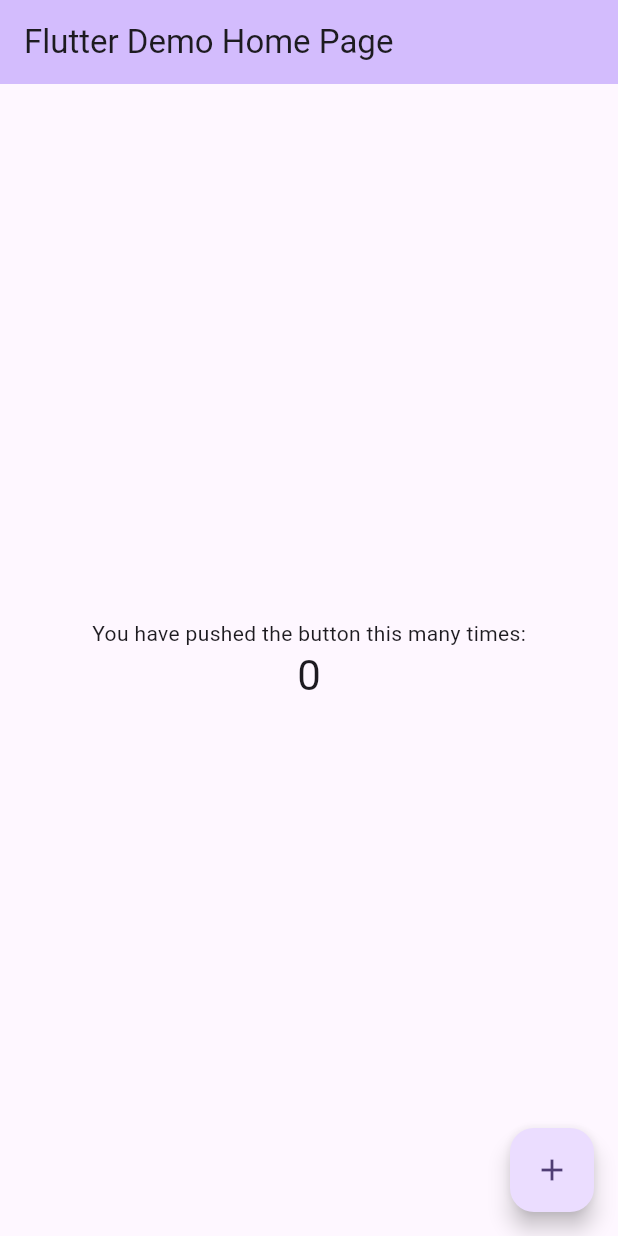
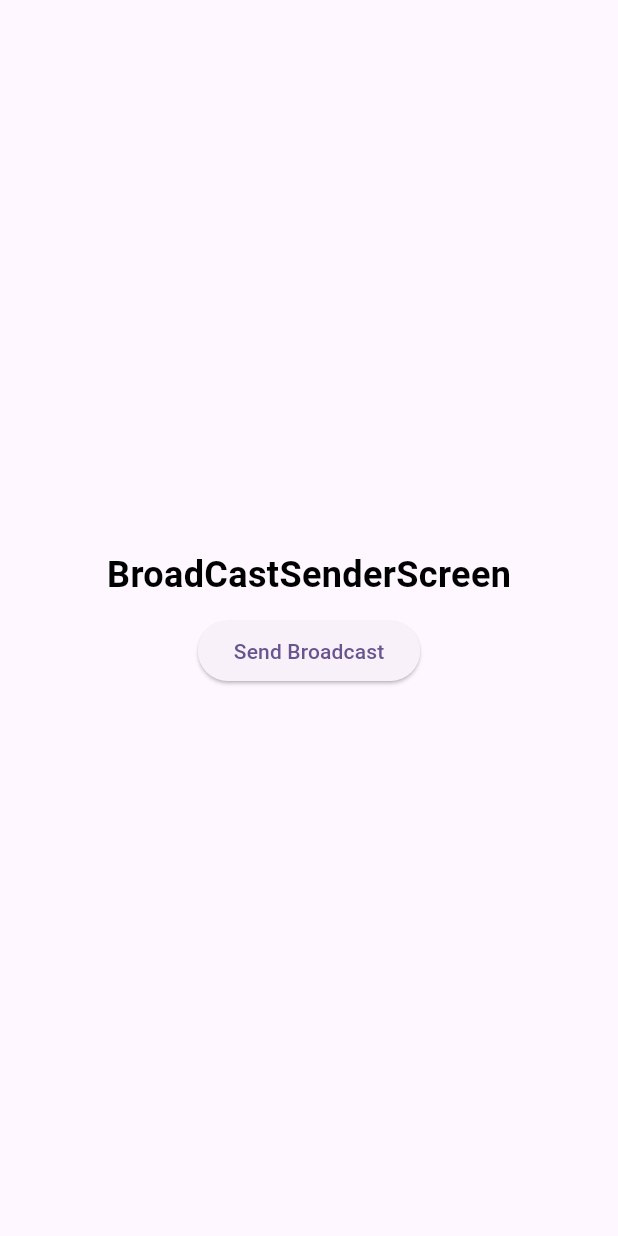
Before and after one commit to Shelvin46/Broadcasr_sender_receiver_App, a Flutter app: the screen it shows after launch, on a phone screen of 412 x 824 dp. Run offline on Flutter 3.47's test engine with Material 3 defaults, Android fonts, the phone set to English and light mode, and no system bars.

Commit message:
chore: Import BroadCastSenderScreen and set it as the home screen

```diff
--- /dev/null
+++ b/lib/features/broadcast/infrastructure/broadcast_receiver.dart
@@ -0,0 +1,17 @@
+import 'package:flutter/material.dart';
+import 'package:flutter/services.dart';
+
+class BroadcastReceiver {
+  BroadcastReceiver._internal();
+
+  static final BroadcastReceiver instance = BroadcastReceiver._internal();
+
+  factory BroadcastReceiver() => instance;
+
+  Future<void> invokeMethod(String data) async {
+    WidgetsFlutterBinding.ensureInitialized();
+    const customEvent = "com.example.broadcast_hanlder_app.CUSTOM_EVENT";
+    await const MethodChannel(customEvent)
+        .invokeMethod("sendData", {"data": data});
+  }
+}
--- /dev/null
+++ b/lib/features/broadcast/presentaion/screens/broad_cast_sender_screen.dart
@@ -0,0 +1,41 @@
+import 'package:broadcast_hanlder_app/features/broadcast/infrastructure/broadcast_receiver.dart';
+import 'package:flutter/material.dart';
+
+class BroadCastSenderScreen extends StatefulWidget {
+  const BroadCastSenderScreen({super.key});
+
+  @override
+  State<BroadCastSenderScreen> createState() => _BroadCastSenderScreenState();
+}
+
+class _BroadCastSenderScreenState extends State<BroadCastSenderScreen> {
+  final BroadcastReceiver _broadcastReceiver = BroadcastReceiver.instance;
+  @override
+  Widget build(BuildContext context) {
+    return Scaffold(
+        body: SafeArea(
+            child: Center(
+      child: Column(
+        mainAxisAlignment: MainAxisAlignment.center,
+        children: [
+          const Text(
+            'BroadCastSenderScreen',
+            style: TextStyle(
+              color: Colors.black,
+              fontWeight: FontWeight.bold,
+              fontSize: 24,
+            ),
+          ),
+          const SizedBox(
+            height: 10,
+          ),
+          ElevatedButton(
+              onPressed: () {
+                _broadcastReceiver.invokeMethod("Hello from Sender!");
+              },
+              child: const Text('Send Broadcast'))
+        ],
+      ),
+    )));
+  }
+}
--- a/lib/main.dart
+++ b/lib/main.dart
@@ -1,3 +1,4 @@
+import 'package:broadcast_hanlder_app/features/broadcast/presentaion/screens/broad_cast_sender_screen.dart';
 import 'package:flutter/material.dart';
 
 void main() {
@@ -13,41 +14,16 @@
     return MaterialApp(
       title: 'Flutter Demo',
       theme: ThemeData(
-        // This is the theme of your application.
-        //
-        // TRY THIS: Try running your application with "flutter run". You'll see
-        // the application has a purple toolbar. Then, without quitting the app,
-        // try changing the seedColor in the colorScheme below to Colors.green
-        // and then invoke "hot reload" (save your changes or press the "hot
-        // reload" button in a Flutter-supported IDE, or press "r" if you used
-        // the command line to start the app).
-        //
-        // Notice that the counter didn't reset back to zero; the application
-        // state is not lost during the reload. To reset the state, use hot
-        // restart instead.
-        //
-        // This works for code too, not just values: Most code changes can be
-        // tested with just a hot reload.
         colorScheme: ColorScheme.fromSeed(seedColor: Colors.deepPurple),
         useMaterial3: true,
       ),
-      home: const MyHomePage(title: 'Flutter Demo Home Page'),
+      home: const BroadCastSenderScreen(),
     );
   }
 }
 
 class MyHomePage extends StatefulWidget {
   const MyHomePage({super.key, required this.title});
-
-  // This widget is the home page of your application. It is stateful, meaning
-  // that it has a State object (defined below) that contains fields that affect
-  // how it looks.
-
-  // This class is the configuration for the state. It holds the values (in this
-  // case the title) provided by the parent (in this case the App widget) and
-  // used by the build method of the State. Fields in a Widget subclass are
-  // always marked "final".
-
   final String title;
 
   @override
@@ -59,50 +35,19 @@
 
   void _incrementCounter() {
     setState(() {
-      // This call to setState tells the Flutter framework that something has
-      // changed in this State, which causes it to rerun the build method below
-      // so that the display can reflect the updated values. If we changed
-      // _counter without calling setState(), then the build method would not be
-      // called again, and so nothing would appear to happen.
       _counter++;
     });
   }
 
   @override
   Widget build(BuildContext context) {
-    // This method is rerun every time setState is called, for instance as done
-    // by the _incrementCounter method above.
-    //
-    // The Flutter framework has been optimized to make rerunning build methods
-    // fast, so that you can just rebuild anything that needs updating rather
-    // than having to individually change instances of widgets.
     return Scaffold(
       appBar: AppBar(
-        // TRY THIS: Try changing the color here to a specific color (to
-        // Colors.amber, perhaps?) and trigger a hot reload to see the AppBar
-        // change color while the other colors stay the same.
         backgroundColor: Theme.of(context).colorScheme.inversePrimary,
-        // Here we take the value from the MyHomePage object that was created by
-        // the App.build method, and use it to set our appbar title.
         title: Text(widget.title),
       ),
       body: Center(
-        // Center is a layout widget. It takes a single child and positions it
-        // in the middle of the parent.
         child: Column(
-          // Column is also a layout widget. It takes a list of children and
-          // arranges them vertically. By default, it sizes itself to fit its
-          // children horizontally, and tries to be as tall as its parent.
-          //
-          // Column has various properties to control how it sizes itself and
-          // how it positions its children. Here we use mainAxisAlignment to
-          // center the children vertically; the main axis here is the vertical
-          // axis because Columns are vertical (the cross axis would be
-          // horizontal).
-          //
-          // TRY THIS: Invoke "debug painting" (choose the "Toggle Debug Paint"
-          // action in the IDE, or press "p" in the console), to see the
-          // wireframe for each widget.
           mainAxisAlignment: MainAxisAlignment.center,
           children: <Widget>[
             const Text(
@@ -116,7 +61,7 @@
         ),
       ),
       floatingActionButton: FloatingActionButton(
-        onPressed: _incrementCounter,
+        onPressed: () {},
         tooltip: 'Increment',
         child: const Icon(Icons.add),
       ), // This trailing comma makes auto-formatting nicer for build methods.
```
